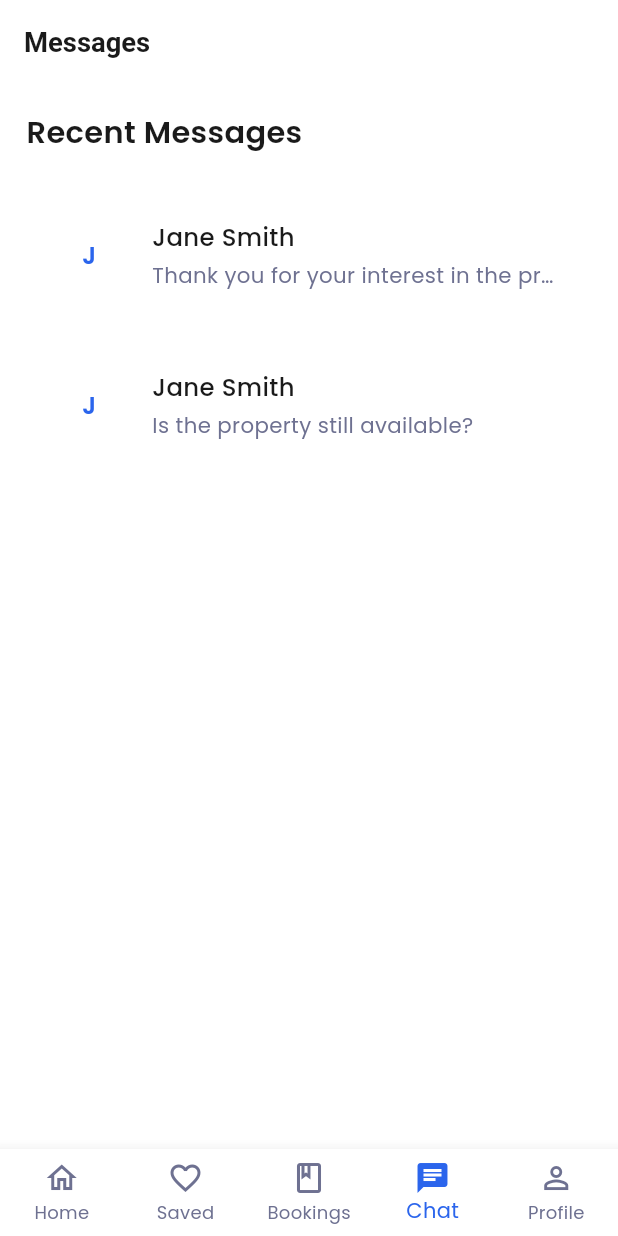
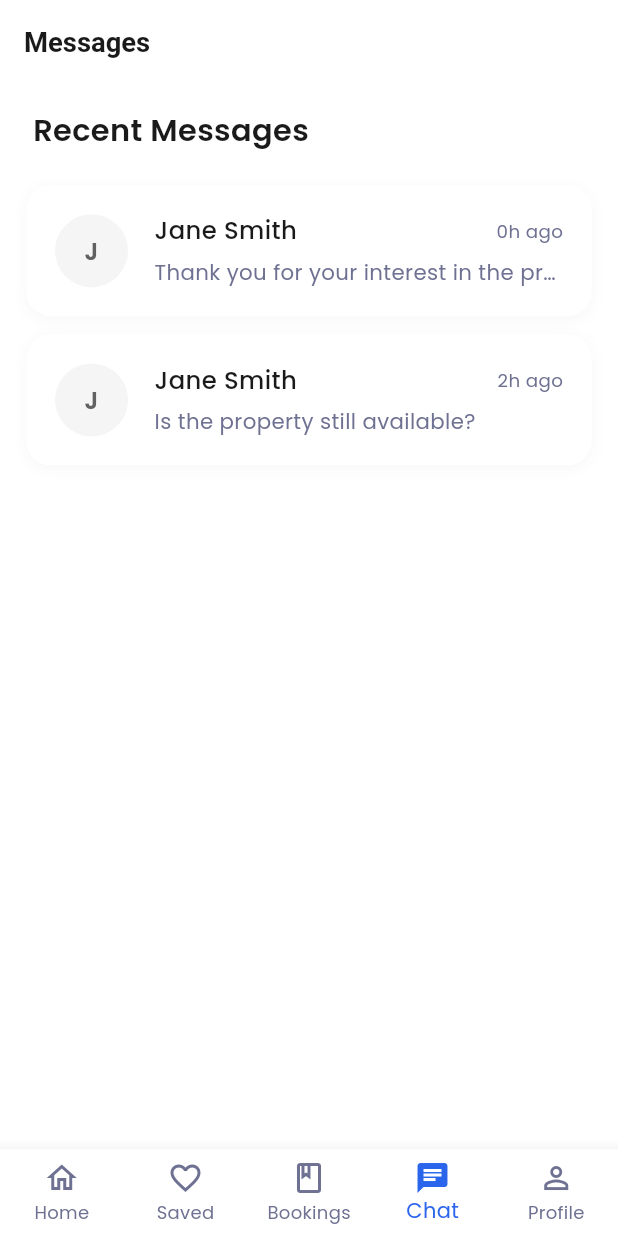
Before and after one commit to Edil-Ayehu/Home-Rental-App, a Flutter app: the MessagesScreen screen opened by its route, on a phone screen of 412 x 824 dp. Run offline on Flutter 3.47's test engine with Material 3 defaults, Android fonts, the phone set to English and light mode, and no system bars; our stand-ins replace cached_network_image, carousel_slider, flutter_dotenv, flutter_screenutil, go_router, google_fonts and 4 more; accounts and stored records are empty; network calls fail.

Commit message:
messages screen ui polish

```diff
--- a/lib/views/chat/messages_screen.dart
+++ b/lib/views/chat/messages_screen.dart
@@ -26,12 +26,12 @@ class MessagesScreen extends StatelessWidget {
       body: Container(
         color: AppColors.surface,
         child: userMessages.isEmpty
-            ? _buildEmptyState(isLandlord)
+            ? _buildEmptyState(context,isLandlord)
             : CustomScrollView(
                 slivers: [
                   SliverToBoxAdapter(
                     child: Padding(
-                      padding: EdgeInsets.all(16.w),
+                      padding: EdgeInsets.symmetric(horizontal: 20.w, vertical: 16.h),
                       child: Text(
                         'Recent Messages',
                         style: TextStyle(
@@ -55,30 +55,43 @@ class MessagesScreen extends StatelessWidget {
                       childCount: userMessages.length,
                     ),
                   ),
+                  SliverToBoxAdapter(
+                    child: SizedBox(height: 16.h),
+                  ),
                 ],
               ),
       ),
     );
   }
 
-  Widget _buildEmptyState(bool isLandlord) {
-    return Container(
-      decoration: BoxDecoration(
-        color: AppColors.surface,
-        borderRadius: BorderRadius.circular(16.r),
-      ),
-      child: Center(
+  Widget _buildEmptyState(BuildContext context,bool isLandlord) {
+    return Center(
+      child: Container(
+        padding: EdgeInsets.all(32.w),
+        margin: EdgeInsets.all(24.w),
+        decoration: BoxDecoration(
+          color: Colors.white,
+          borderRadius: BorderRadius.circular(20.r),
+          boxShadow: [
+            BoxShadow(
+              color: Colors.black.withOpacity(0.03),
+              blurRadius: 15,
+              offset: const Offset(0, 5),
+            ),
+          ],
+        ),
         child: Column(
+          mainAxisSize: MainAxisSize.min,
           mainAxisAlignment: MainAxisAlignment.center,
           children: [
             Container(
               padding: EdgeInsets.all(24.w),
               decoration: BoxDecoration(
-                color: AppColors.primary.withOpacity(0.1),
+                color: AppColors.primary.withOpacity(0.08),
                 shape: BoxShape.circle,
               ),
               child: Icon(
-                Icons.message_outlined,
+                Icons.chat_bubble_outline_rounded,
                 size: 48.sp,
                 color: AppColors.primary,
               ),
@@ -96,9 +109,34 @@ class MessagesScreen extends StatelessWidget {
               SizedBox(height: 12.h),
               Text(
                 'Start chatting with property owners',
+                textAlign: TextAlign.center,
                 style: TextStyle(
                   fontSize: 14.sp,
                   color: AppColors.textSecondary,
+                ),
+              ),
+              SizedBox(height: 24.h),
+              TextButton.icon(
+                onPressed: () => context.push('/properties'),
+                icon: Icon(
+                  Icons.search,
+                  size: 18.sp,
+                  color: AppColors.primary,
+                ),
+                label: Text(
+                  'Browse Properties',
+                  style: TextStyle(
+                    fontSize: 14.sp,
+                    fontWeight: FontWeight.w500,
+                    color: AppColors.primary,
+                  ),
+                ),
+                style: TextButton.styleFrom(
+                  padding: EdgeInsets.symmetric(horizontal: 16.w, vertical: 8.h),
+                  shape: RoundedRectangleBorder(
+                    borderRadius: BorderRadius.circular(30.r),
+                  ),
+                  backgroundColor: AppColors.primary.withOpacity(0.08),
                 ),
               ),
             ],
@@ -126,20 +164,31 @@ class _MessageCard extends StatelessWidget {
         ? message.receiverName
         : message.senderName;
     final isUnread = !message.isRead && message.receiverId == userId;
+    final timestamp = DateTime.now().difference(message.timestamp).inHours < 24
+        ? '${DateTime.now().difference(message.timestamp).inHours}h ago'
+        : '${DateTime.now().difference(message.timestamp).inDays}d ago';
 
-    return Card(
-      margin: EdgeInsets.symmetric(horizontal: 16.w, vertical: 8.h),
-      elevation: 0,
-      shape: RoundedRectangleBorder(
-        borderRadius: BorderRadius.circular(12.r),
-        side: BorderSide(
+    return Container(
+      margin: EdgeInsets.symmetric(horizontal: 16.w, vertical: 6.h),
+      decoration: BoxDecoration(
+        color: Colors.white,
+        borderRadius: BorderRadius.circular(16.r),
+        boxShadow: [
+          BoxShadow(
+            color: Colors.black.withOpacity(0.03),
+            blurRadius: 8,
+            offset: const Offset(0, 2),
+          ),
+        ],
+        border: Border.all(
           color: isUnread
               ? AppColors.primary.withOpacity(0.3)
               : Colors.transparent,
+          width: 1.5,
         ),
       ),
       child: InkWell(
-        borderRadius: BorderRadius.circular(12.r),
+        borderRadius: BorderRadius.circular(16.r),
         onTap: () => context.push(
           isLandlord ? '/landlord/messages/chat' : '/messages/chat',
           extra: message,
@@ -152,11 +201,11 @@ class _MessageCard extends StatelessWidget {
                 radius: 24.r,
                 backgroundColor: isUnread
                     ? AppColors.primary.withOpacity(0.1)
-                    : AppColors.surface,
+                    : Colors.grey.withOpacity(0.1),
                 child: Text(
                   otherPartyName[0].toUpperCase(),
                   style: TextStyle(
-                    color: AppColors.primary,
+                    color: isUnread ? AppColors.primary : Colors.grey[700],
                     fontWeight: FontWeight.w600,
                     fontSize: 16.sp,
                   ),
@@ -180,26 +229,45 @@ class _MessageCard extends StatelessWidget {
                             color: AppColors.textPrimary,
                           ),
                         ),
+                        Text(
+                          timestamp,
+                          style: TextStyle(
+                            fontSize: 12.sp,
+                            color: AppColors.textSecondary,
+                          ),
+                        ),
+                      ],
+                    ),
+                    SizedBox(height: 6.h),
+                    Row(
+                      children: [
+                        Expanded(
+                          child: Text(
+                            message.content,
+                            style: TextStyle(
+                              fontSize: 14.sp,
+                              color: isUnread
+                                  ? AppColors.textPrimary
+                                  : AppColors.textSecondary,
+                              fontWeight: isUnread
+                                  ? FontWeight.w500
+                                  : FontWeight.w400,
+                            ),
+                            maxLines: 1,
+                            overflow: TextOverflow.ellipsis,
+                          ),
+                        ),
                         if (isUnread)
                           Container(
-                            width: 8.w,
-                            height: 8.w,
+                            margin: EdgeInsets.only(left: 8.w),
+                            width: 10.w,
+                            height: 10.w,
                             decoration: const BoxDecoration(
                               color: AppColors.primary,
                               shape: BoxShape.circle,
                             ),
                           ),
                       ],
-                    ),
-                    SizedBox(height: 4.h),
-                    Text(
-                      message.content,
-                      style: TextStyle(
-                        fontSize: 14.sp,
-                        color: AppColors.textSecondary,
-                      ),
-                      maxLines: 1,
-                      overflow: TextOverflow.ellipsis,
                     ),
                   ],
                 ),
```
